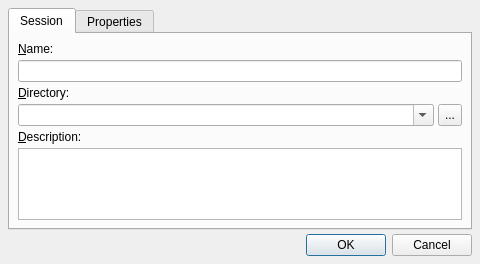
rncbc/qtractor, file src/qtractorSessionForm.ui: the form before one commit.
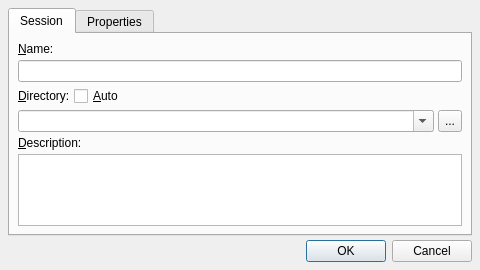
The form after the commit. Icons and pictures are not drawn. Custom widgets are drawn as their Qt base class.

Commit message: - Session directory auto-name option added to the session properties   dialog, as convenience. (EXPERIMENTAL)

What changed in the file:
```diff
--- a/src/qtractorSessionForm.ui
+++ b/src/qtractorSessionForm.ui
@@ -73,6 +73,11 @@
         </widget>
        </item>
        <item>
+        <layout class="QHBoxLayout" >
+         <property name="margin" >
+          <number>0</number>
+         </property>
+         <item>
         <widget class="QLabel" name="SessionDirTextLabel" >
          <property name="text" >
           <string>&amp;Directory:</string>
@@ -83,6 +88,31 @@
         </widget>
        </item>
        <item>
+          <widget class="QCheckBox" name="AutoSessionDirCheckBox">
+           <property name="toolTip">
+            <string>Whether to auto-name the session directory</string>
+           </property>
+           <property name="text">
+            <string>&amp;Auto</string>
+           </property>
+          </widget>
+         </item>
+         <item>
+          <spacer>
+           <property name="orientation" >
+            <enum>Qt::Horizontal</enum>
+           </property>
+           <property name="sizeHint" >
+            <size>
+             <width>20</width>
+             <height>8</height>
+            </size>
+           </property>
+          </spacer>
+         </item>
+        </layout>
+       </item>
+       <item>
         <layout class="QHBoxLayout" >
          <property name="margin" >
           <number>0</number>
```
Left out of the diff: 1 changed line with no effect on the pictures. Lines whose indentation alone changed are shown as unchanged. The commit also changes 13 other files.
